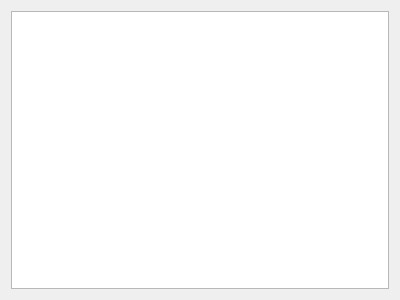
Before: the Qt Designer form dialog.ui in cruvar/Collision, drawn with Qt 5.
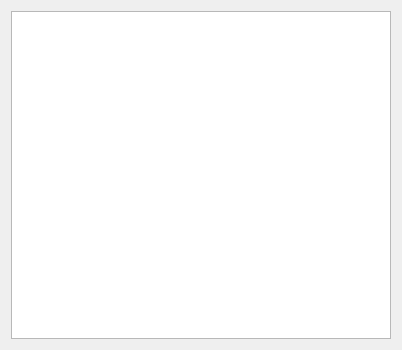
After: the same form once the commit is applied.

Commit message: Треугольники готовы

```diff
--- a/dialog.ui
+++ b/dialog.ui
@@ -6,10 +6,22 @@
    <rect>
     <x>0</x>
     <y>0</y>
-    <width>400</width>
-    <height>300</height>
+    <width>402</width>
+    <height>350</height>
    </rect>
   </property>
+  <property name="maximumSize">
+   <size>
+    <width>600</width>
+    <height>600</height>
+   </size>
+  </property>
+  <property name="baseSize">
+   <size>
+    <width>600</width>
+    <height>600</height>
+   </size>
+  </property>
   <property name="windowTitle">
    <string>Dialog</string>
   </property>
```
The commit also changes 2 other files.
